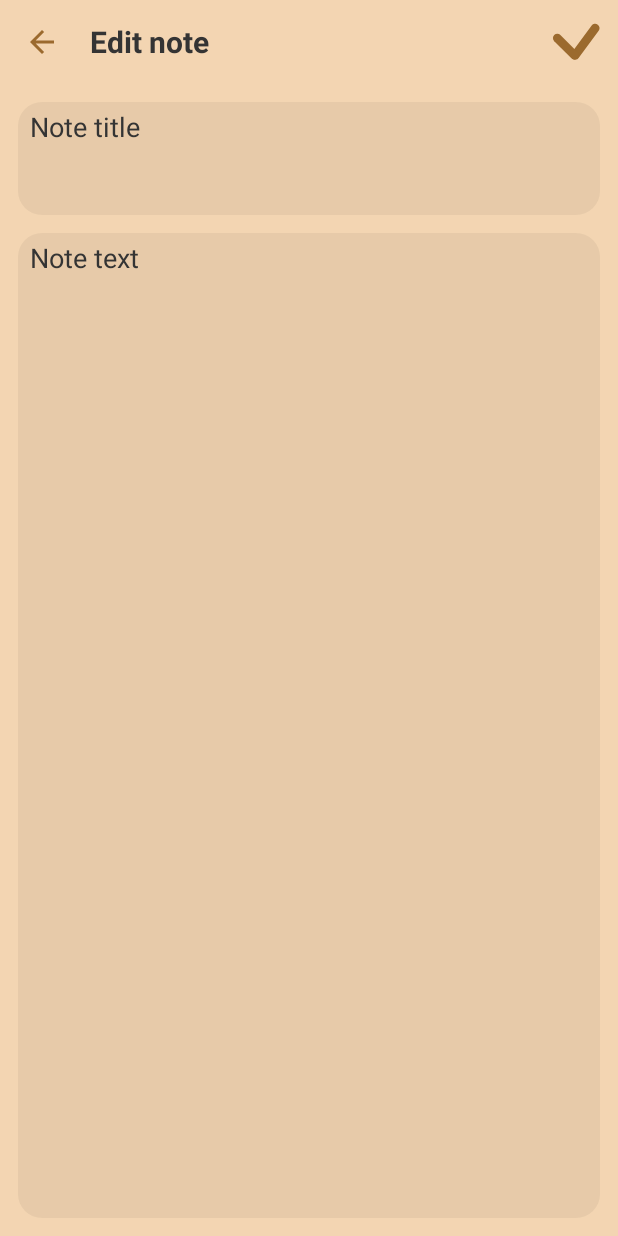
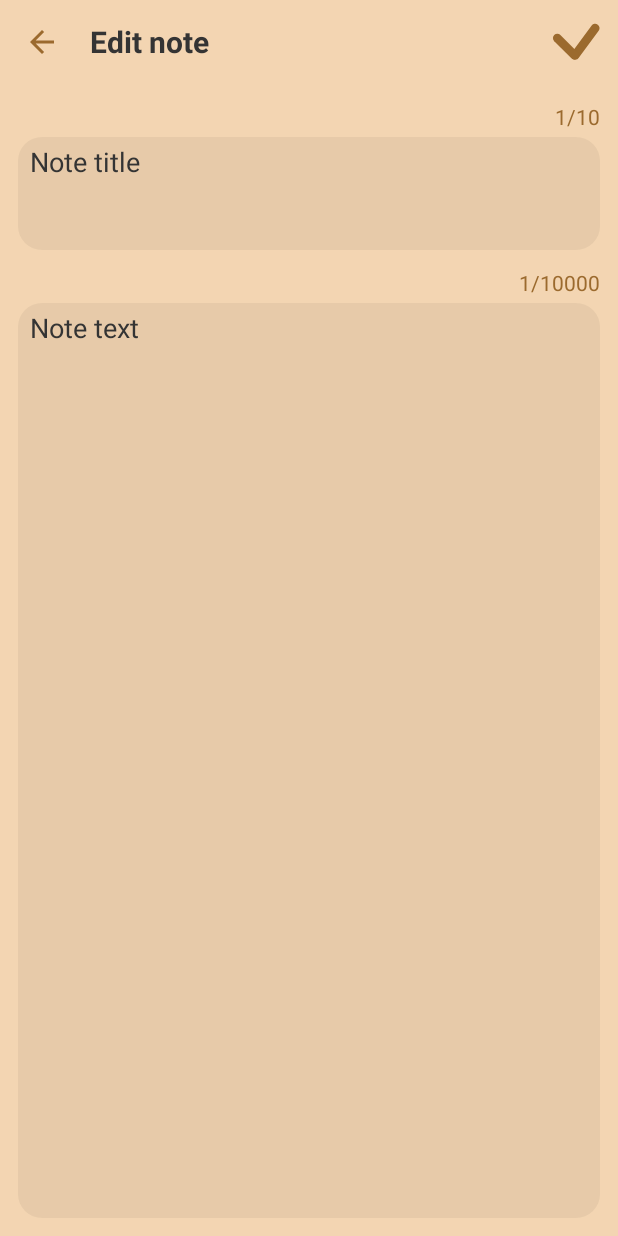
Before and after one commit to alexandr7035/txnotes, an Android app: the layout fragment_edit_note.xml on its own in the app's theme, with its tools: preview values and no code run, on a phone screen of 412 x 824 dp. Run offline under Robolectric (Android 15) with nearby library versions, the phone set to English and light mode, and no system bars.

Commit message:
Count symbols in edit note
#54

```diff
--- a/app/src/main/java/by/alexandr7035/txnotes/presentation/edit_note/EditNoteFragment.kt
+++ b/app/src/main/java/by/alexandr7035/txnotes/presentation/edit_note/EditNoteFragment.kt
@@ -5,6 +5,7 @@ import android.view.LayoutInflater
 import android.view.View
 import android.view.ViewGroup
 import androidx.activity.OnBackPressedCallback
+import androidx.core.widget.doOnTextChanged
 import androidx.fragment.app.Fragment
 import androidx.fragment.app.viewModels
 import androidx.navigation.fragment.findNavController
@@ -67,6 +68,24 @@ class EditNoteFragment : Fragment() {
 
                 true
             }
+
+
+            // Initialize note symbol counters
+            val titleActual = oldNoteModel.title.length
+            val titleMax = resources.getInteger(R.integer.max_note_title_length)
+            binding.titleSymbolsCounter.text = getString(R.string.note_symbol_counter_template, titleActual, titleMax)
+
+            val textActual = oldNoteModel.text.length
+            val textMax = resources.getInteger(R.integer.max_note_text_length)
+            binding.textSymbolsCounter.text = getString(R.string.note_symbol_counter_template, textActual, textMax)
+
+            binding.noteTitleEditText.doOnTextChanged { text, _, _, _ ->
+                binding.titleSymbolsCounter.text = getString(R.string.note_symbol_counter_template, text?.length ?: 0, titleMax)
+            }
+
+            binding.noteTextEditText.doOnTextChanged { text, _, _, _ ->
+                binding.textSymbolsCounter.text = getString(R.string.note_symbol_counter_template, text?.length ?: 0, textMax)
+            }
         })
 
         viewModel.load(safeArgs.noteId)
--- a/app/src/main/res/layout/fragment_edit_note.xml
+++ b/app/src/main/res/layout/fragment_edit_note.xml
@@ -17,33 +17,55 @@
         app:layout_constraintEnd_toEndOf="parent"
         app:layout_constraintTop_toTopOf="parent"/>
 
+    <TextView
+        style="@style/TextSymbolCounterStyle"
+        android:id="@+id/titleSymbolsCounter"
+        tools:text="1/10"
+        android:layout_marginTop="@dimen/default_fragment_margin"
+        android:layout_marginEnd="@dimen/default_fragment_margin"
+        android:layout_width="wrap_content"
+        android:layout_height="wrap_content"
+        app:layout_constraintEnd_toEndOf="parent"
+        app:layout_constraintTop_toBottomOf="@id/toolbar"/>
+
     <EditText
         android:id="@+id/noteTitleEditText"
         style="@style/NoteTitleField"
         android:maxLines="1"
         android:layout_marginStart="@dimen/default_fragment_margin"
         android:layout_marginEnd="@dimen/default_fragment_margin"
-        android:layout_marginTop="@dimen/default_fragment_margin"
+        android:layout_marginTop="@dimen/symbol_counter_margin"
         tools:text="Note title"
         android:hint="@string/enter_note_title"
         android:layout_width="0dp"
         android:layout_height="wrap_content"
-        app:layout_constraintTop_toBottomOf="@id/toolbar"
+        app:layout_constraintTop_toBottomOf="@id/titleSymbolsCounter"
         app:layout_constraintStart_toStartOf="parent"
         app:layout_constraintEnd_toEndOf="parent"/>
+
+    <TextView
+        style="@style/TextSymbolCounterStyle"
+        android:id="@+id/textSymbolsCounter"
+        tools:text="1/10000"
+        android:layout_marginTop="@dimen/default_fragment_margin"
+        android:layout_marginEnd="@dimen/default_fragment_margin"
+        android:layout_width="wrap_content"
+        android:layout_height="wrap_content"
+        app:layout_constraintEnd_toEndOf="parent"
+        app:layout_constraintTop_toBottomOf="@id/noteTitleEditText"/>
 
     <EditText
         android:id="@+id/noteTextEditText"
         style="@style/NoteEditableField"
         android:layout_marginStart="@dimen/default_fragment_margin"
         android:layout_marginEnd="@dimen/default_fragment_margin"
-        android:layout_marginTop="@dimen/default_fragment_margin"
+        android:layout_marginTop="@dimen/symbol_counter_margin"
         android:layout_marginBottom="@dimen/default_fragment_margin"
         tools:text="Note text"
         android:hint="@string/enter_note_text"
         android:layout_width="0dp"
         android:layout_height="0dp"
-        app:layout_constraintTop_toBottomOf="@id/noteTitleEditText"
+        app:layout_constraintTop_toBottomOf="@id/textSymbolsCounter"
         app:layout_constraintStart_toStartOf="parent"
         app:layout_constraintEnd_toEndOf="parent"
         app:layout_constraintBottom_toBottomOf="parent"/>
```
